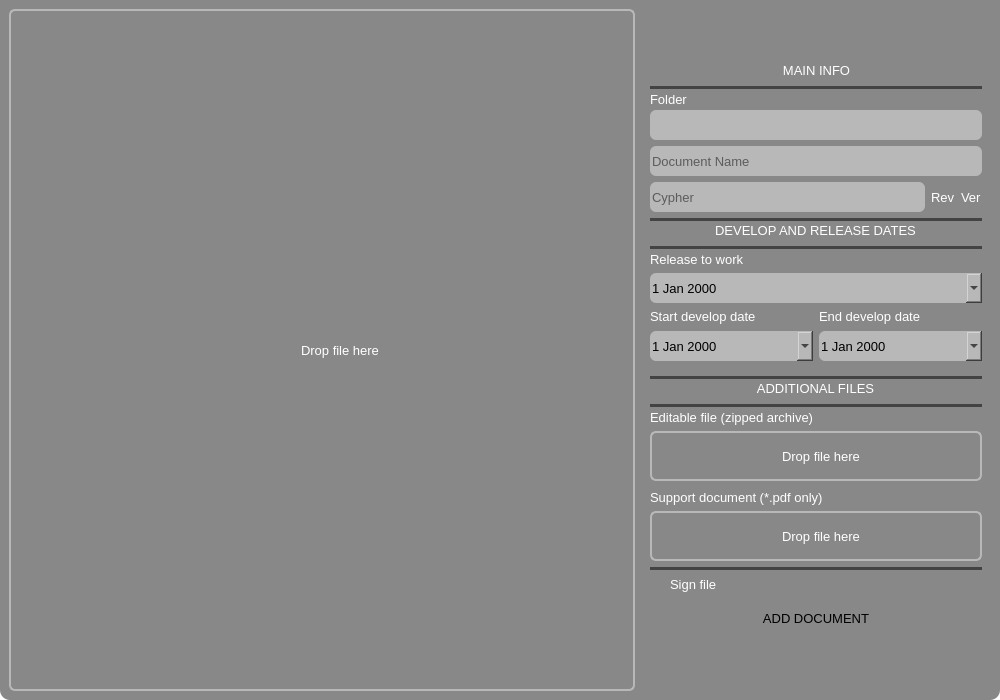
slip686/MIMC, file AddDocDialog.ui: the form before one commit.
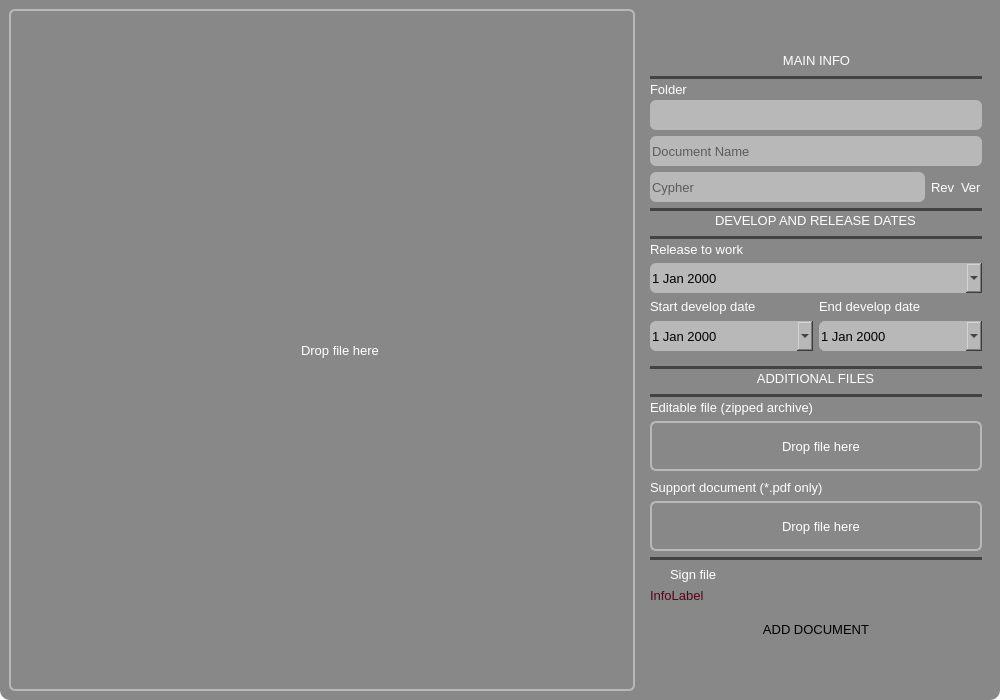
The form after the commit. Icons and pictures are not drawn. Custom widgets are drawn as their Qt base class.

Patch:
```diff
--- a/AddDocDialog.ui
+++ b/AddDocDialog.ui
@@ -595,7 +595,8 @@
                      </size>
                     </property>
                     <property name="styleSheet">
-                     <string notr="true"/>
+                     <string notr="true">background-color: rgb(184, 184, 184); color : black;
+border-radius: 6px</string>
                     </property>
                     <property name="calendarPopup">
                      <bool>true</bool>
@@ -1258,6 +1259,16 @@
                     </property>
                    </widget>
                   </item>
+                  <item>
+                   <widget class="QLabel" name="infoLabel">
+                    <property name="styleSheet">
+                     <string notr="true">color: rgb(93,0,23)</string>
+                    </property>
+                    <property name="text">
+                     <string>InfoLabel</string>
+                    </property>
+                   </widget>
+                  </item>
                   <item alignment="Qt::AlignHCenter">
                    <widget class="QPushButton" name="addDocBtn">
                     <property name="minimumSize">
```
